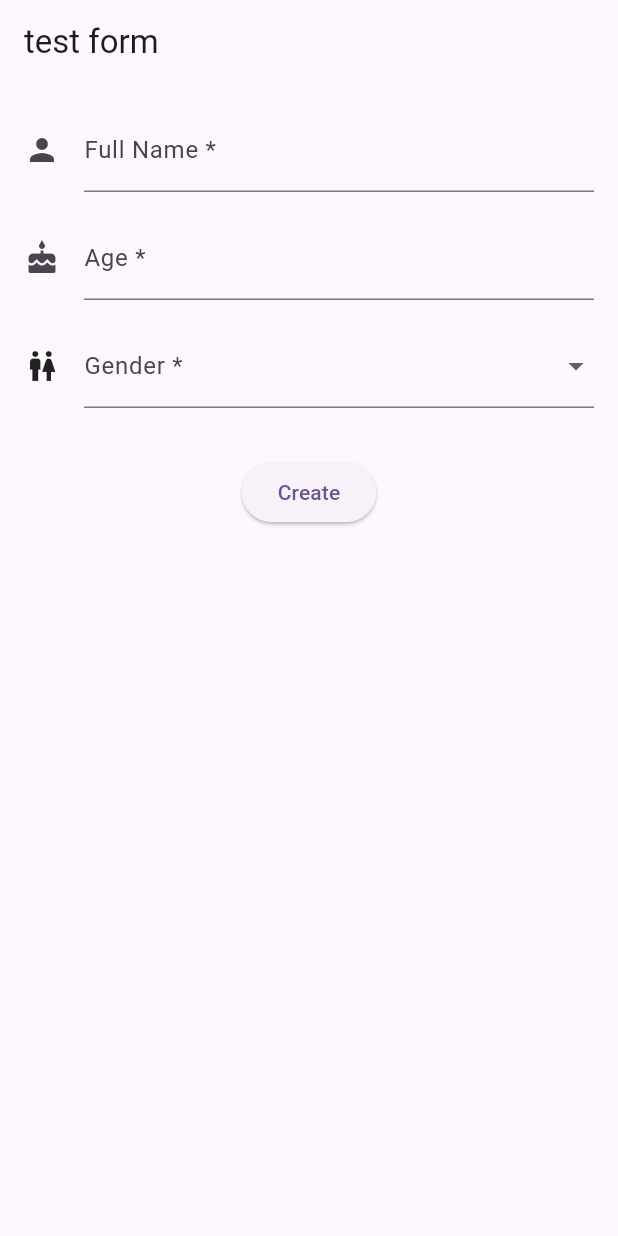
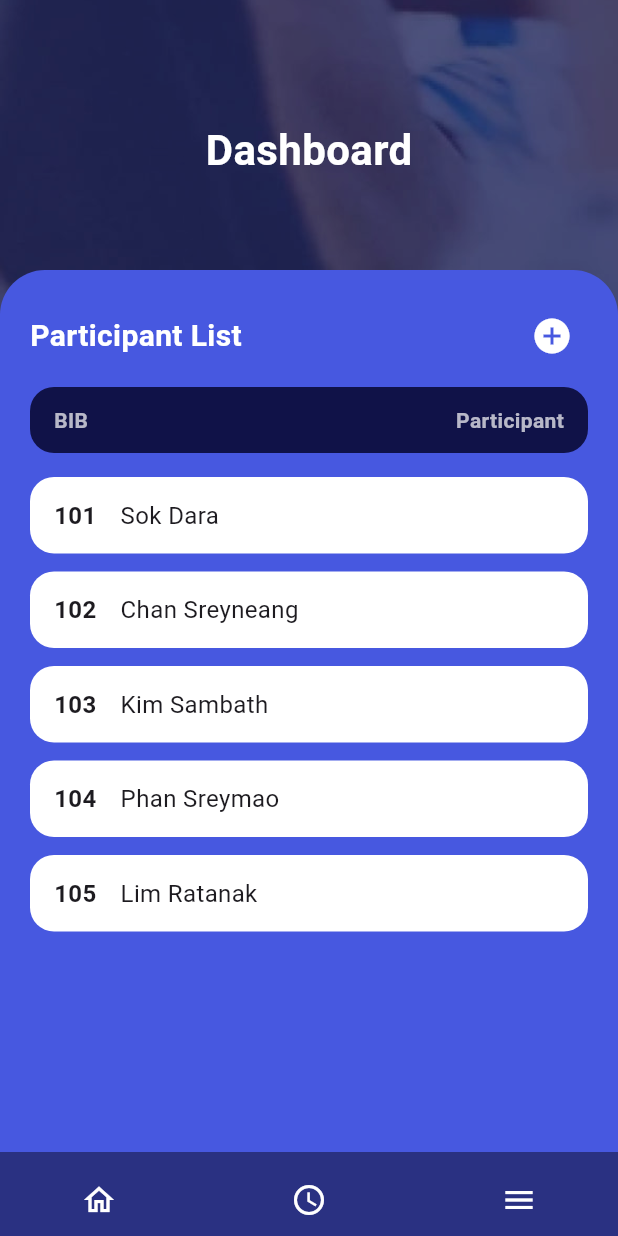
Before and after one commit to Uteytithya/race_tracker, a Flutter app: the screen it shows after launch, on a phone screen of 412 x 824 dp. Run offline on Flutter 3.47's test engine with Material 3 defaults, Android fonts, the phone set to English and light mode, and no system bars.

Commit message:
RT35 and RT38 (nav bar)

```diff
--- a/lib/main.dart
+++ b/lib/main.dart
@@ -1,5 +1,7 @@
 import 'package:flutter/material.dart';
-import 'package:race_tracker/views/participant/widget/participant_form.dart';
+import 'package:provider/provider.dart';
+import 'views/participant/dashboard.dart';
+import 'provider/participant_provider.dart';
 
 void main() {
   runApp(const MyApp());
@@ -8,21 +10,22 @@ void main() {
 class MyApp extends StatelessWidget {
   const MyApp({super.key});
 
-  // This widget is the root of your application.
   @override
   Widget build(BuildContext context) {
-    return MaterialApp(
-      title: 'Flutter Demo',
-      theme: ThemeData(
-        colorScheme: ColorScheme.fromSeed(seedColor: Colors.deepPurple),
-      ),
-      home:Scaffold(
-        appBar: AppBar(title: Text('test form'),),
-        body:ParticipantForm(),
+    return ChangeNotifierProvider(
+      create: (_) => ParticipantProvider(),
+      child: MaterialApp(
+        title: 'Race Tracker',
+        theme: ThemeData(
+          colorScheme: ColorScheme.fromSeed(seedColor: Colors.deepPurple),
+          useMaterial3: true,
+        ),
+        home: const DashboardScreen(),
       ),
     );
   }
 }
+
 
 class MyHomePage extends StatefulWidget {
   const MyHomePage({super.key, required this.title});
--- a/lib/model/participant.dart
+++ b/lib/model/participant.dart
@@ -0,0 +1,31 @@
+class Participant {
+  final int bib;
+  final String name;
+  final int age;
+  final String gender;
+
+  Participant({
+    required this.bib,
+    required this.name,
+    required this.age,
+    required this.gender,
+  });
+
+  Map<String, dynamic> toMap() {
+    return {
+      'bib': bib,
+      'name': name,
+      'age': age,
+      'gender': gender,
+    };
+  }
+
+  factory Participant.fromMap(Map<String, dynamic> map) {
+    return Participant(
+      bib: map['bib'],
+      name: map['name'],
+      age: map['age'],
+      gender: map['gender'],
+    );
+  }
+}
--- /dev/null
+++ b/lib/provider/participant_provider.dart
@@ -0,0 +1,33 @@
+import 'package:flutter/material.dart';
+import '../model/participant.dart';
+import '../repository/participant_repository.dart';
+
+class ParticipantProvider extends ChangeNotifier {
+  final ParticipantRepository _repository = ParticipantRepository();
+
+  List<Participant> get participants => _repository.getAll();
+
+  void addParticipant(Participant participant) {
+    _repository.add(participant);
+    notifyListeners();
+  }
+
+  void removeParticipant(Participant participant) {
+    _repository.remove(participant);
+    notifyListeners();
+  }
+
+  void updateParticipant(int index, Participant updatedParticipant) {
+    _repository.update(index, updatedParticipant);
+    notifyListeners();
+  }
+
+  void clearParticipants() {
+    _repository.clear();
+    notifyListeners();
+  }
+
+  Participant? getByBib(int bib) {
+    return _repository.getByBib(bib);
+  }
+}
--- /dev/null
+++ b/lib/repository/participant_mock.dart
@@ -0,0 +1,9 @@
+import '../model/participant.dart';
+
+final List<Participant> mockParticipants = [
+  Participant(bib: 101, name: 'Sok Dara', age: 20, gender: 'Male'),
+  Participant(bib: 102, name: 'Chan Sreyneang', age: 19, gender: 'Female'),
+  Participant(bib: 103, name: 'Kim Sambath', age: 22, gender: 'Male'),
+  Participant(bib: 104, name: 'Phan Sreymao', age: 21, gender: 'Female'),
+  Participant(bib: 105, name: 'Lim Ratanak', age: 18, gender: 'Male'),
+];
--- a/lib/repository/participant_repository.dart
+++ b/lib/repository/participant_repository.dart
@@ -0,0 +1,38 @@
+import 'package:race_tracker/repository/participant_mock.dart';
+
+import '../model/participant.dart';
+
+
+class ParticipantRepository {
+  final List<Participant> _participants = [...mockParticipants];
+
+  List<Participant> getAll() {
+    return List.unmodifiable(_participants);
+  }
+
+  void add(Participant participant) {
+    _participants.add(participant);
+  }
+
+  void remove(Participant participant) {
+    _participants.remove(participant);
+  }
+
+  void update(int index, Participant updatedParticipant) {
+    if (index >= 0 && index < _participants.length) {
+      _participants[index] = updatedParticipant;
+    }
+  }
+
+  void clear() {
+    _participants.clear();
+  }
+
+  Participant? getByBib(int bib) {
+    try {
+      return _participants.firstWhere((p) => p.bib == bib);
+    } catch (_) {
+      return null;
+    }
+  }
+}
--- a/lib/views/participant/dashboard.dart
+++ b/lib/views/participant/dashboard.dart
@@ -0,0 +1,138 @@
+import 'package:flutter/material.dart';
+import 'package:provider/provider.dart';
+import 'package:race_tracker/views/participant/widget/participant_tile.dart';
+import 'package:race_tracker/widget/navbar.dart';
+import '../../../provider/participant_provider.dart';
+
+class DashboardScreen extends StatelessWidget {
+  const DashboardScreen({super.key});
+
+  @override
+  Widget build(BuildContext context) {
+    final participants = context.watch<ParticipantProvider>().participants;
+
+    return Scaffold(
+      body: Stack(
+        children: [
+          // Background (full screen image)
+          Container(
+            decoration: const BoxDecoration(
+              image: DecorationImage(
+                image: AssetImage('assets/Header_bg.jpg'),
+                fit: BoxFit.cover,
+              ),
+            ),
+          ),
+
+          // Semi-transparent overlay (optional)
+          Container(
+            color: Colors.black.withOpacity(0.2),
+          ),
+
+          // Content
+          Column(
+            children: [
+              const SizedBox(height: 80), // Space from top
+              const Center(
+                child: Text(
+                  'Dashboard',
+                  style: TextStyle(
+                    fontSize: 28,
+                    fontWeight: FontWeight.bold,
+                    color: Colors.white,
+                  ),
+                ),
+              ),
+            ],
+          ),
+
+          // Floating Participant List
+          Positioned(
+            top: 180,
+            left: 0,
+            right: 0,
+            bottom: 0,
+            child: Container(
+              decoration: const BoxDecoration(
+                color: Color(0xFF4758E0),
+                borderRadius: BorderRadius.vertical(
+                  top: Radius.circular(30),
+                ),
+              ),
+              padding: const EdgeInsets.all(20),
+              child: Column(
+                crossAxisAlignment: CrossAxisAlignment.start,
+                children: [
+                  // Title and Add Button
+                  Row(
+                    mainAxisAlignment: MainAxisAlignment.spaceBetween,
+                    children: [
+                      const Text(
+                        'Participant List',
+                        style: TextStyle(
+                          fontSize: 20,
+                          fontWeight: FontWeight.bold,
+                          color: Colors.white,
+                        ),
+                      ),
+                      IconButton(
+                        onPressed: () {
+                          Navigator.pushNamed(context, '/create');
+                        },
+                        icon: const Icon(Icons.add_circle, color: Colors.white, size: 28),
+                      ),
+                    ],
+                  ),
+
+                  const SizedBox(height: 10),
+
+                  // Table Header (BIB and Participant)
+                  Container(
+                    padding: const EdgeInsets.symmetric(horizontal: 16, vertical: 12),
+                    decoration: BoxDecoration(
+                      color: const Color(0xFF101248),
+                      borderRadius: BorderRadius.circular(16),
+                    ),
+                    child: const Row(
+                      mainAxisAlignment: MainAxisAlignment.spaceBetween,
+                      children: [
+                        Text(
+                          'BIB',
+                          style: TextStyle(color: Colors.white70, fontWeight: FontWeight.bold),
+                        ),
+                        Text(
+                          'Participant',
+                          style: TextStyle(color: Colors.white70, fontWeight: FontWeight.bold),
+                        ),
+                      ],
+                    ),
+                  ),
+
+                  const SizedBox(height: 10),
+
+                  // Participant List
+                  Expanded(
+                    child: participants.isEmpty
+                        ? const Center(
+                            child: Text(
+                              'No participants yet',
+                              style: TextStyle(color: Colors.white54),
+                            ),
+                          )
+                        : ListView.builder(
+                            itemCount: participants.length,
+                            itemBuilder: (context, index) {
+                              return ParticipantTile(participant: participants[index]);
+                            },
+                          ),
+                  ),
+                ],
+              ),
+            ),
+          ),
+        ],
+      ),
+      bottomNavigationBar: const BottomNavBar(),
+    );
+  }
+}
--- /dev/null
+++ b/lib/views/participant/widget/participant_tile.dart
@@ -0,0 +1,46 @@
+import 'package:flutter/material.dart';
+import '../../../model/participant.dart';
+
+class ParticipantTile extends StatelessWidget {
+  final Participant participant;
+  final VoidCallback? onTap;
+
+  const ParticipantTile({
+    super.key,
+    required this.participant,
+    this.onTap,
+  });
+
+  @override
+  Widget build(BuildContext context) {
+    return GestureDetector(
+      onTap: onTap,
+      child: Container(
+        margin: const EdgeInsets.symmetric(vertical: 6.0),
+        padding: const EdgeInsets.symmetric(horizontal: 16.0, vertical: 14.0),
+        decoration: BoxDecoration(
+          color: Colors.white,
+          borderRadius: BorderRadius.circular(16.0),
+        ),
+        child: Row(
+          children: [
+            Text(
+              participant.bib.toString(),
+              style: const TextStyle(
+                fontWeight: FontWeight.bold,
+                fontSize: 16.0,
+              ),
+            ),
+            const SizedBox(width: 16),
+            Expanded(
+              child: Text(
+                participant.name,
+                style: const TextStyle(fontSize: 16.0),
+              ),
+            ),
+          ],
+        ),
+      ),
+    );
+  }
+}
--- /dev/null
+++ b/lib/widget/navbar.dart
@@ -0,0 +1,42 @@
+// bottom_navigation_bar.dart
+import 'package:flutter/material.dart';
+
+class BottomNavBar extends StatelessWidget {
+  const BottomNavBar({super.key});
+
+  @override
+  Widget build(BuildContext context) {
+    return BottomAppBar(
+      color: Color(0xFF2A3182), // More accurate color match to the image
+      height: 56, // Standard height for bottom navigation
+      child: Row(
+        mainAxisAlignment: MainAxisAlignment.spaceEvenly,
+        children: [
+          IconButton(
+            icon: const Icon(Icons.home_outlined),
+            onPressed: () {
+              // Handle home navigation
+            },
+            color: Colors.white,
+          ),
+          const SizedBox(width: 40),
+          IconButton(
+            icon: const Icon(Icons.access_time),
+            onPressed: () {
+              // Handle clock/history navigation
+            },
+            color: Colors.white,
+          ),
+          const SizedBox(width: 40),
+          IconButton(
+            icon: const Icon(Icons.menu),
+            onPressed: () {
+              // Handle menu navigation
+            },
+            color: Colors.white,
+          ),
+        ],
+      ),
+    );
+  }
+}
```
Also changed, not shown: pubspec.yaml (+7 -3 lines), assets/Header_bg.jpg (added).
